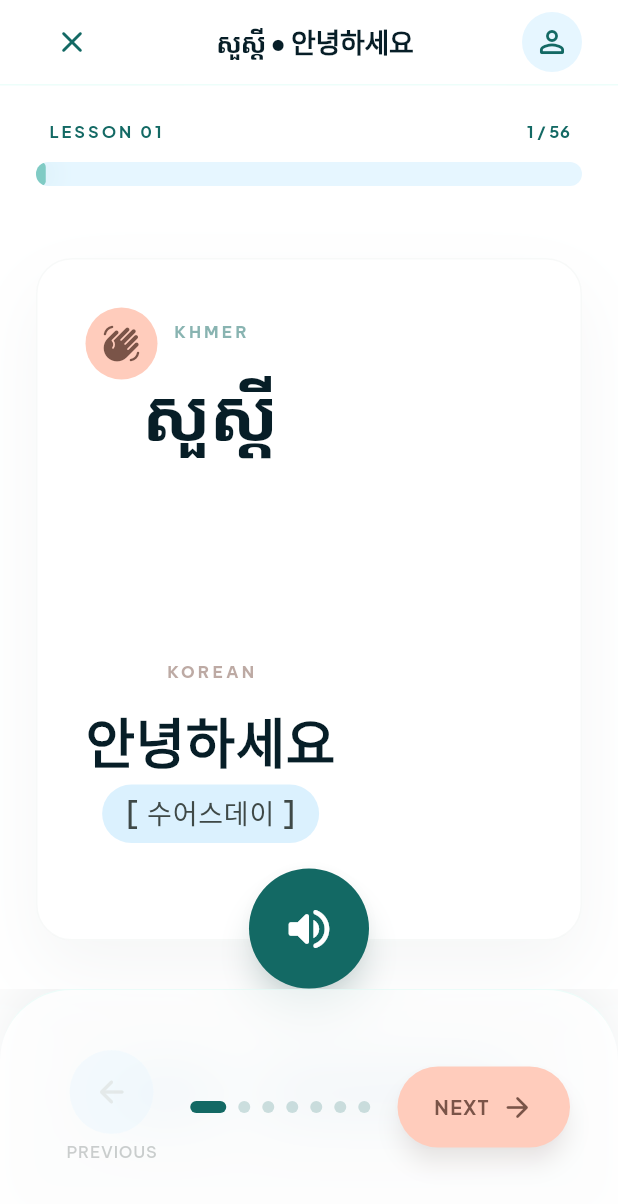
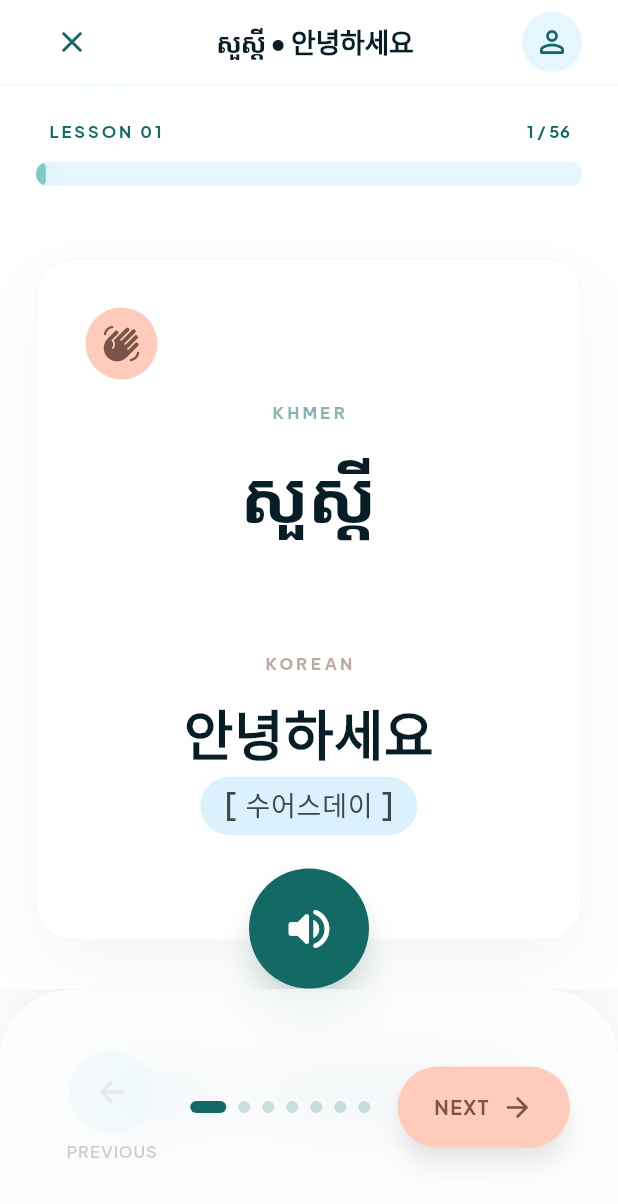
Before and after one commit to UjinLeee/project-sralanh, a Flutter app: the screen it shows after launch, after a tap on "ចាប់ផ្តើមភ្លាមៗ", on a phone screen of 412 x 824 dp. Shown: the top 1204 px of the screen. Run offline on Flutter 3.47's test engine with Material 3 defaults, Android fonts, the phone set to English and light mode, and no system bars; our stand-ins replace google_fonts; network calls fail.

Commit message:
[ Modify ] 카드 내 박스 수정

```diff
--- a/lib/screens/phrase_study_screen.dart
+++ b/lib/screens/phrase_study_screen.dart
@@ -373,6 +373,11 @@
                 Padding(
                   padding: const EdgeInsets.only(top: 8),
                   child: Column(
+                    crossAxisAlignment: CrossAxisAlignment.stretch,
+                    children: [
+                      Expanded(
+                        flex: 11,
+                        child: Column(
                           mainAxisAlignment: MainAxisAlignment.center,
                           children: [
                             Text(
@@ -388,6 +393,8 @@
                             Text(
                               phrase.khmer,
                               textAlign: TextAlign.center,
+                              maxLines: 2,
+                              overflow: TextOverflow.ellipsis,
                               style: khmerTextStyle(
                                 context: context,
                                 fontSize: 48,
@@ -395,7 +402,14 @@
                                 color: AppColors.onSurface,
                               ),
                             ),
-                      const Spacer(),
+                          ],
+                        ),
+                      ),
+                      Expanded(
+                        flex: 9,
+                        child: Column(
+                          mainAxisAlignment: MainAxisAlignment.center,
+                          children: [
                             Text(
                               'KOREAN',
                               style: GoogleFonts.beVietnamPro(
@@ -409,6 +423,8 @@
                             Text(
                               phrase.korean,
                               textAlign: TextAlign.center,
+                              maxLines: 2,
+                              overflow: TextOverflow.ellipsis,
                               style: GoogleFonts.plusJakartaSans(
                                 fontSize: 36,
                                 fontWeight: FontWeight.bold,
@@ -436,7 +452,10 @@
                                 ),
                               ),
                             ),
-                      const SizedBox(height: 32),
+                          ],
+                        ),
+                      ),
+                      const SizedBox(height: 16),
                     ],
                   ),
                 ),
```
Lines whose indentation alone changed are shown as unchanged.
